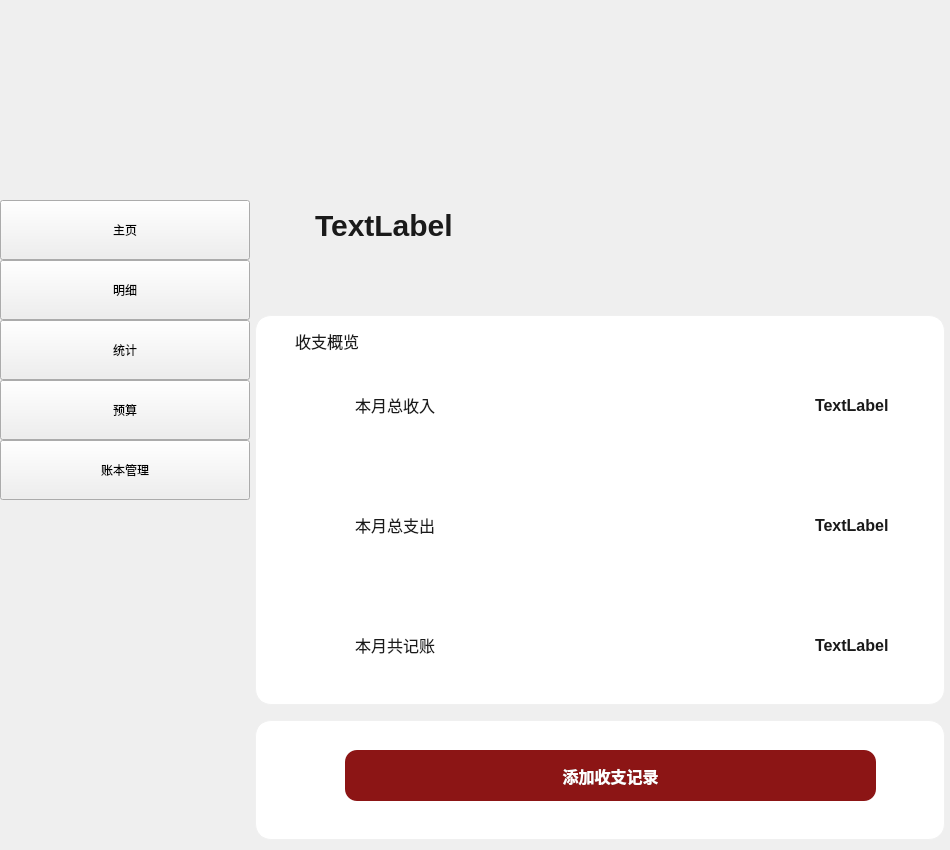
Old version of the form widget.ui in the repository AliceLou007/accountbook.
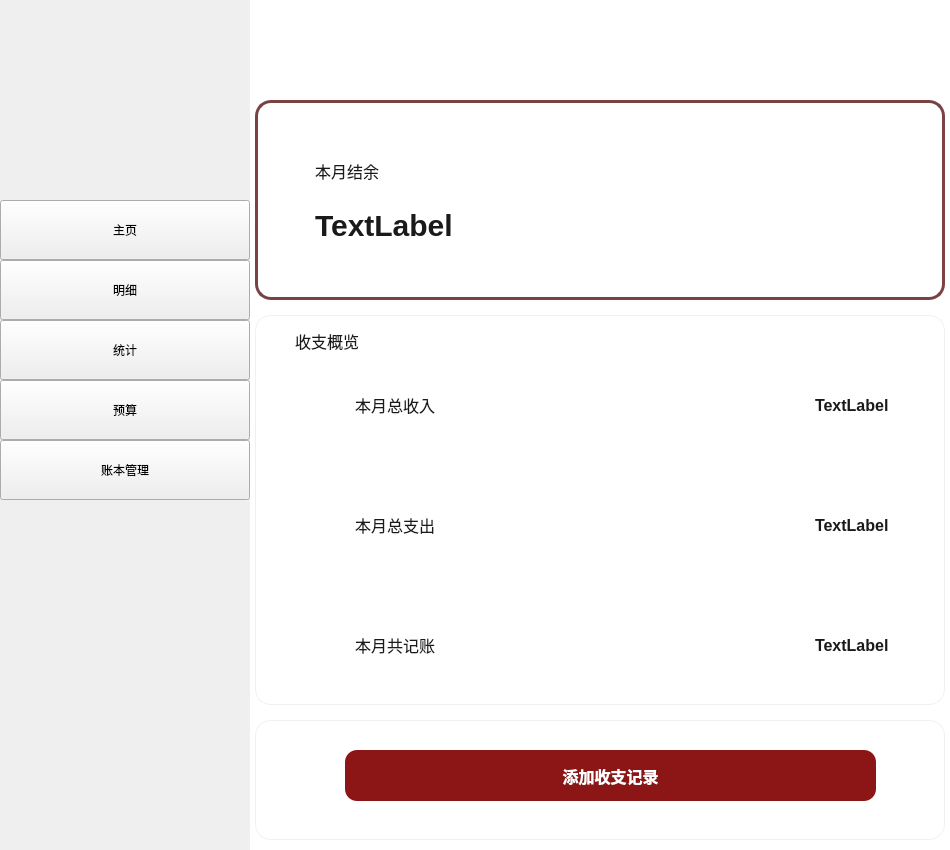
New version of the form. Icons and pictures are not drawn.

Diff of the .ui file:
```diff
--- a/widget.ui
+++ b/widget.ui
@@ -13,6 +13,11 @@
   <property name="windowTitle">
    <string>Widget</string>
   </property>
+  <property name="styleSheet">
+   <string notr="true">#Widget{
+	background-color：#FFFFFF;
+}</string>
+  </property>
   <widget class="QStackedWidget" name="stackedWidget">
    <property name="geometry">
     <rect>
@@ -23,14 +28,19 @@
     </rect>
    </property>
    <property name="styleSheet">
-    <string notr="true">#stackedEidget{
-background-color: #F8F9FA;
+    <string notr="true">.QWidget {
+    background-color: #FFFFFF;
 }</string>
    </property>
    <property name="currentIndex">
     <number>0</number>
    </property>
    <widget class="QWidget" name="Homepage">
+    <property name="styleSheet">
+     <string notr="true">
+	background-color:#FFFFFF；
+</string>
+    </property>
     <widget class="QFrame" name="frame">
      <property name="geometry">
       <rect>
@@ -44,6 +54,7 @@
       <string notr="true">#frame {
 	border-image: url(:/bg_balance.png);
     border-radius: 16px;
+	border: 3px solid #7A4343;
 }</string>
      </property>
      <property name="frameShape">
@@ -73,6 +84,26 @@
        <string>TextLabel</string>
       </property>
      </widget>
+     <widget class="QLabel" name="label_5">
+      <property name="geometry">
+       <rect>
+        <x>60</x>
+        <y>50</y>
+        <width>171</width>
+        <height>41</height>
+       </rect>
+      </property>
+      <property name="styleSheet">
+       <string notr="true">QLabel {
+    font-family: &quot;Helvetica Neue&quot;, Helvetica, Inter, Roboto, &quot;Microsoft YaHei&quot;, sans-serif;
+    font-size: 16px;            
+    color: #1a1a1a;
+}</string>
+      </property>
+      <property name="text">
+       <string>本月结余</string>
+      </property>
+     </widget>
     </widget>
     <widget class="QFrame" name="frame_2">
      <property name="geometry">
```
